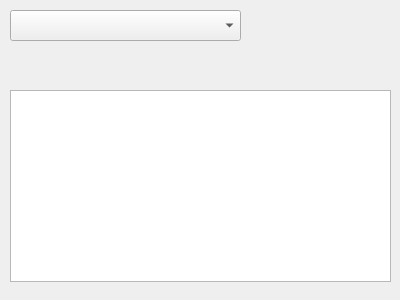
This is study-to-think/attendancescoredialog.ui in brokencuph/study-to-think as Qt 5 draws it before an edit. The edited form follows.
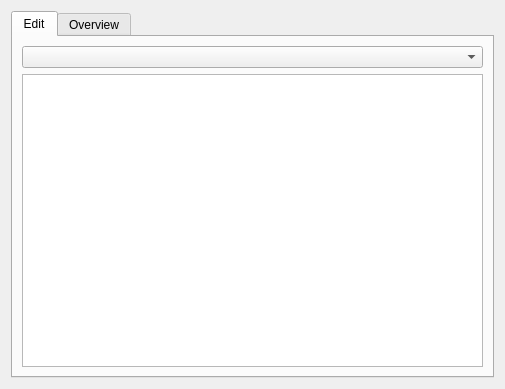
This is the edited form.

Commit message: reorganize AttendanceScoreDialog, add overview pane

Diff of the .ui file:
```diff
--- a/study-to-think/attendancescoredialog.ui
+++ b/study-to-think/attendancescoredialog.ui
@@ -6,33 +6,45 @@
    <rect>
     <x>0</x>
     <y>0</y>
-    <width>400</width>
-    <height>300</height>
+    <width>505</width>
+    <height>389</height>
    </rect>
   </property>
   <property name="windowTitle">
    <string>Dialog</string>
   </property>
-  <widget class="QComboBox" name="comboBox_2">
-   <property name="geometry">
-    <rect>
-     <x>10</x>
-     <y>10</y>
-     <width>231</width>
-     <height>31</height>
-    </rect>
-   </property>
-  </widget>
-  <widget class="QTableView" name="tableView">
-   <property name="geometry">
-    <rect>
-     <x>10</x>
-     <y>90</y>
-     <width>381</width>
-     <height>192</height>
-    </rect>
-   </property>
-  </widget>
+  <layout class="QVBoxLayout" name="verticalLayout">
+   <item>
+    <widget class="QTabWidget" name="tabWidget">
+     <property name="currentIndex">
+      <number>0</number>
+     </property>
+     <widget class="QWidget" name="tab">
+      <attribute name="title">
+       <string>Edit</string>
+      </attribute>
+      <layout class="QVBoxLayout" name="verticalLayout_2">
+       <item>
+        <widget class="QComboBox" name="comboBox_2"/>
+       </item>
+       <item>
+        <widget class="QTableView" name="tableView"/>
+       </item>
+      </layout>
+     </widget>
+     <widget class="QWidget" name="tab_2">
+      <attribute name="title">
+       <string>Overview</string>
+      </attribute>
+      <layout class="QVBoxLayout" name="verticalLayout_3">
+       <item>
+        <widget class="QTableView" name="tableOverview"/>
+       </item>
+      </layout>
+     </widget>
+    </widget>
+   </item>
+  </layout>
  </widget>
  <resources/>
  <connections/>
```
Left out of the diff: 2 changed lines with no effect on the pictures. The commit also changes 1 other file.
